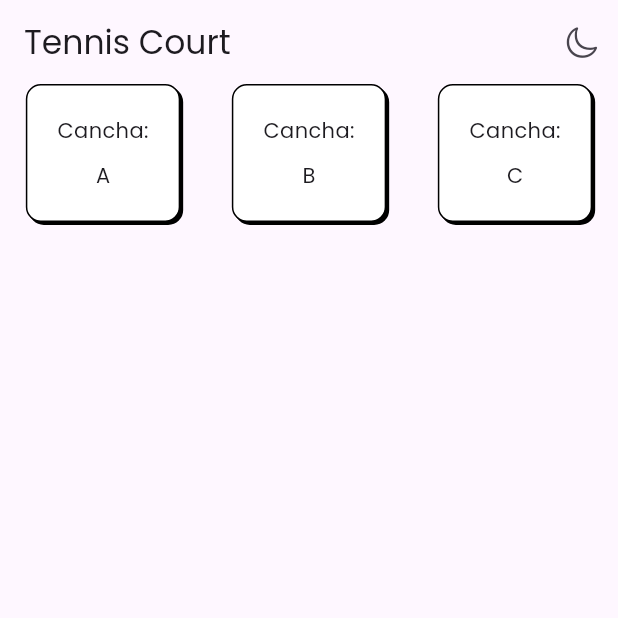
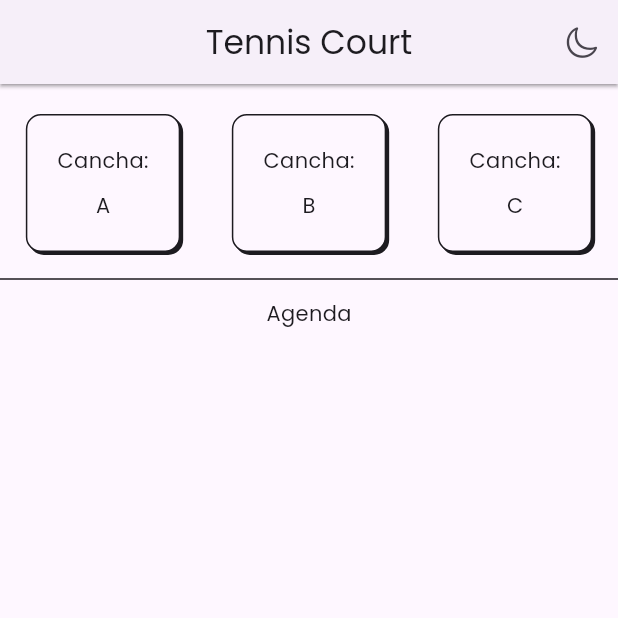
Before and after one commit to Cesart18/tennis-court, a Flutter app: the screen it shows after launch, on a phone screen of 412 x 824 dp, the top half of it. Run offline on Flutter 3.47's test engine with Material 3 defaults, Android fonts, the phone set to English and light mode, and no system bars; our stand-ins replace flutter_riverpod, go_router, google_fonts, isar; accounts and stored records are empty; generated files the repository leaves out were written again.

Commit message:
elevacion agregada en el appbar y sobra en el courtcard

```diff
--- a/lib/features/court/presentation/screens/home_screen.dart
+++ b/lib/features/court/presentation/screens/home_screen.dart
@@ -9,9 +9,13 @@ class HomeScreen extends ConsumerWidget {
 
   @override
   Widget build(BuildContext context, WidgetRef ref) {
+    final colors = Theme.of(context).colorScheme;
     final isDarkMode = ref.watch(appThemeProvider);
     return Scaffold(
       appBar: AppBar(
+        shadowColor: colors.onBackground,
+        elevation: 1,
+        centerTitle: true,
         title: const Text('Tennis Court'),
         actions: [
           IconButton(onPressed: (){
@@ -31,15 +35,23 @@ class _HomeScreenView extends ConsumerWidget {
 
   @override
   Widget build(BuildContext context, WidgetRef ref) {
+    final colors = Theme.of(context).colorScheme;
     final courts = ref.watch(courtsProvider).courts;
     return Column(
       children: [
+        const SizedBox(height: 20,),
         Row(
           mainAxisAlignment: MainAxisAlignment.spaceAround,
           children: [
             ...courts.map((court) => CourtCard(courtName: court.name))
           ],
-        )
+        ),
+        const SizedBox(height: 10,),
+         Divider(color: colors.onBackground,),
+        const SizedBox(height: 5,),
+        const Text('Agenda')
+
+
       ],
     );
   }
--- a/lib/features/court/presentation/widgets/court_card.dart
+++ b/lib/features/court/presentation/widgets/court_card.dart
@@ -15,7 +15,8 @@ class _CourtCardState extends State<CourtCard> {
 
   @override
   Widget build(BuildContext context) {
-    return InkWell(
+    final colors = Theme.of(context).colorScheme;
+    return GestureDetector(
       onTapUp: (value) {
         setState(() {
           xd = 2;
@@ -30,22 +31,30 @@ class _CourtCardState extends State<CourtCard> {
       },
       child: Container(
         decoration: BoxDecoration(
-          border: Border.all(),
+          border: Border.all(
+            color: colors.onBackground
+          ),
           borderRadius: BorderRadius.circular(10),
           boxShadow:  [
              BoxShadow(
-              color: Colors.black,
+              color: colors.onBackground,
               offset: Offset(xd, yd)
              )
           ],
-          color: Colors.white
+          color: colors.background
         ),
         padding: const EdgeInsets.all(20),
         child: Column(
           children: [
-            const Text('Cancha:'),
+             Text('Cancha:',
+            style: TextStyle(
+              color: colors.onBackground
+            ),),
             const SizedBox(height: 10,),
-            Text(widget.courtName)
+            Text(widget.courtName,
+            style: TextStyle(
+              color: colors.onBackground
+            ),)
           ],
         ),
       ),
```
